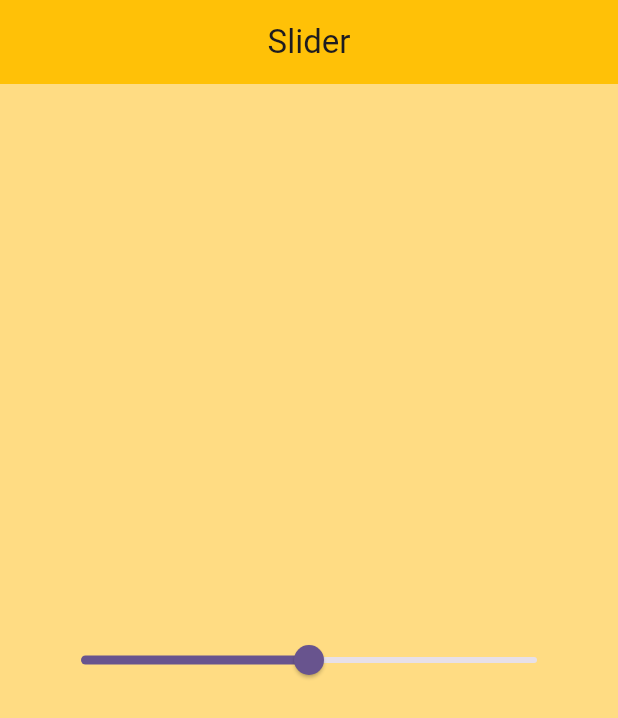
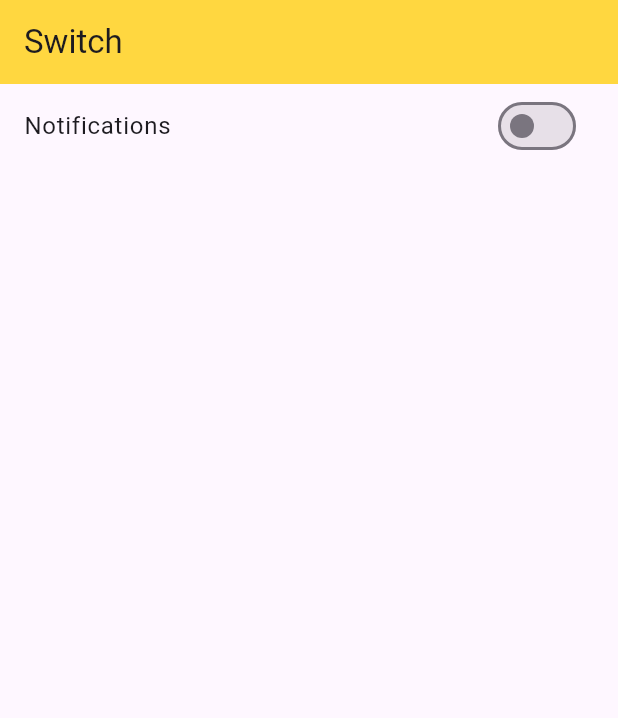
Before and after one commit to farizfarooqui/GetX, a Flutter app: the screen it shows after launch, on a phone screen of 412 x 824 dp. Shown: the top 718 px of the screen. Run offline on Flutter 3.47's test engine with Material 3 defaults, Android fonts, the phone set to English and light mode, and no system bars; our stand-ins replace get.

Commit message:
Switch Button example

```diff
--- /dev/null
+++ b/lib/Views/Switch view/switch_button_view.dart
@@ -0,0 +1,37 @@
+import 'package:flutter/material.dart';
+import 'package:get/get.dart';
+import 'package:getx/Views/Switch%20view/switch_controller.dart';
+
+class SwitchButtonView extends StatefulWidget {
+  const SwitchButtonView({super.key});
+
+  @override
+  State<SwitchButtonView> createState() => _SwitchButtonViewState();
+}
+
+class _SwitchButtonViewState extends State<SwitchButtonView> {
+  SwitchButtonController switchButtonController =
+      Get.put(SwitchButtonController());
+  @override
+  Widget build(BuildContext context) {
+    return Scaffold(
+      appBar: AppBar(
+        backgroundColor: Colors.amberAccent,
+        title: const Text('Switch'),
+      ),
+      body: Column(
+        children: [
+          ListTile(
+              title: const Text('Notifications'),
+              trailing: Obx(
+                () => Switch(
+                    value: switchButtonController.notifications.value,
+                    onChanged: (value) {
+                      switchButtonController.switchToggle(value);
+                    }),
+              ))
+        ],
+      ),
+    );
+  }
+}
--- /dev/null
+++ b/lib/Views/Switch view/switch_controller.dart
@@ -0,0 +1,9 @@
+import 'package:get/get.dart';
+
+class SwitchButtonController extends GetxController {
+  RxBool notifications = false.obs;
+
+  switchToggle(bool value) {
+    notifications.value = value;
+  }
+}
--- a/lib/main.dart
+++ b/lib/main.dart
@@ -1,6 +1,7 @@
 import 'package:flutter/material.dart';
 import 'package:get/get.dart';
 import 'package:getx/Views/Slider%20view/slider_view.dart';
+import 'package:getx/Views/Switch%20view/switch_button_view.dart';
 
 void main() {
   runApp(const MyApp());
@@ -18,6 +19,6 @@ class MyApp extends StatelessWidget {
           colorScheme: ColorScheme.fromSeed(seedColor: Colors.deepPurple),
           useMaterial3: true,
         ),
-        home: SliderView());
+        home: SwitchButtonView());
   }
 }
```
